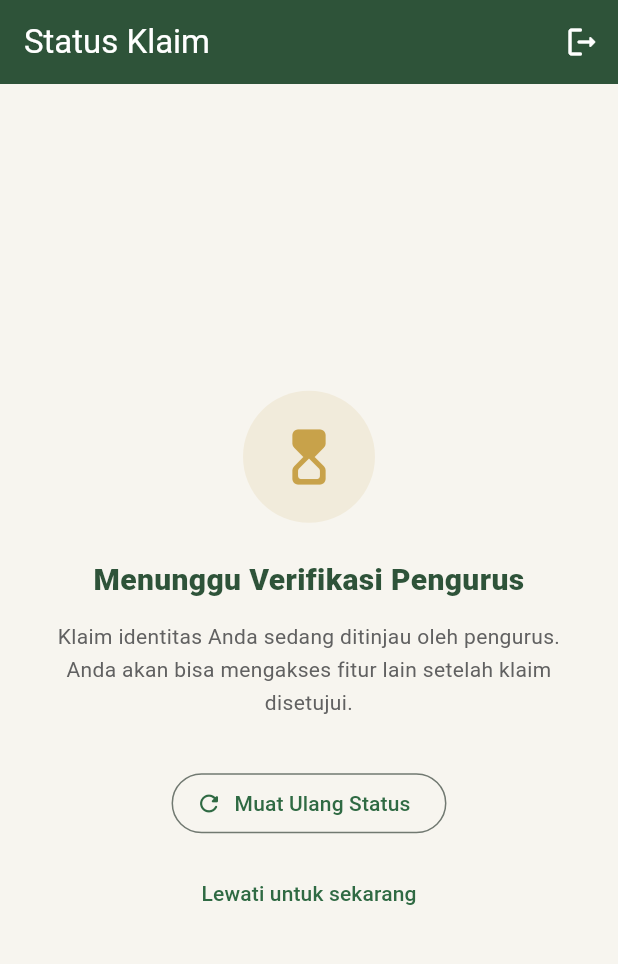
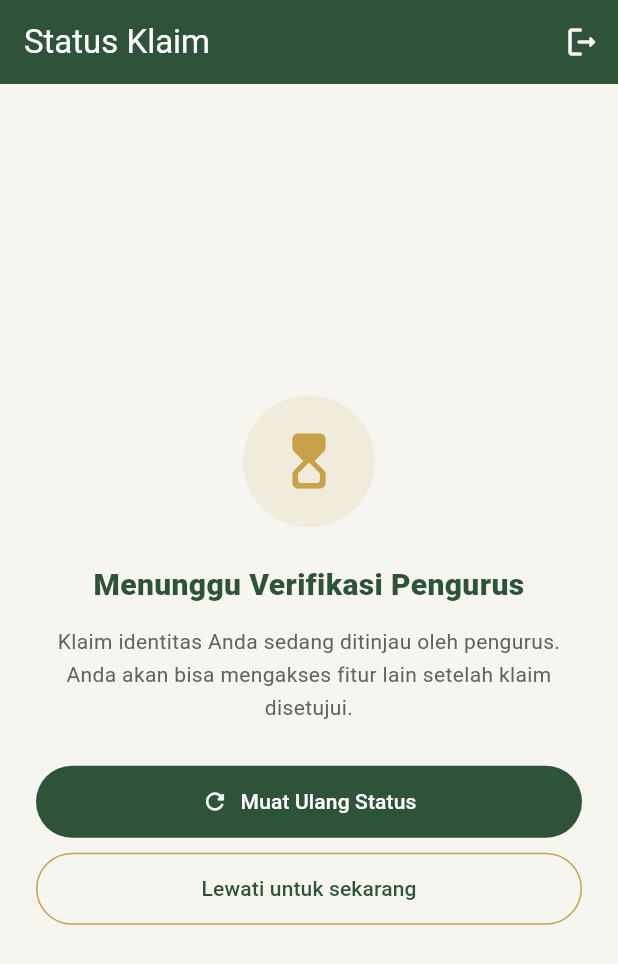
Before and after one commit to rofianto507/TaromboMobile, a Flutter app: the KlaimPendingScreen screen opened by its route, on a phone screen of 412 x 824 dp. Shown: the top 964 px of the screen. Run offline on Flutter 3.47's test engine with Material 3 defaults, Android fonts, the phone set to English and light mode, and no system bars; our stand-ins replace cached_network_image, dio, file_picker, firebase_core, firebase_messaging, flutter_local_notifications and 10 more; missing offline and left inert: graphview; accounts and stored records are empty.

Commit message:
feat: Update KlaimPendingScreen layout for improved responsiveness and user interaction

```diff
--- a/lib/features/klaim/presentation/screens/klaim_pending_screen.dart
+++ b/lib/features/klaim/presentation/screens/klaim_pending_screen.dart
@@ -84,6 +84,8 @@ class KlaimPendingScreen extends ConsumerWidget {
             child: Center(
               child: Padding(
                 padding: const EdgeInsets.all(24),
+                child: ConstrainedBox(
+                  constraints: const BoxConstraints(maxWidth: 420),
                   child: Column(
                     mainAxisSize: MainAxisSize.min,
                     children: [
@@ -139,45 +141,82 @@ class KlaimPendingScreen extends ConsumerWidget {
                           height: 1.6,
                         ),
                       ),
-                    const SizedBox(height: 32),
+                      const SizedBox(height: 28),
+                      // Satu kelompok aksi selebar kartu, berurutan menurut
+                      // kepentingan: utama -> sekunder -> pembatalan (paling tenang).
+                      SizedBox(
+                        width: double.infinity,
+                        child: Column(
+                          crossAxisAlignment: CrossAxisAlignment.stretch,
+                          children: [
                             if (isDitolak)
                               FilledButton.icon(
                                 style: FilledButton.styleFrom(
                                   backgroundColor: _kGreen1,
+                                  padding: const EdgeInsets.symmetric(
+                                    vertical: 14,
+                                  ),
                                 ),
                                 onPressed: () => context.go('/klaim'),
                                 icon: const Icon(Icons.refresh_rounded),
                                 label: const Text('Ajukan Ulang'),
                               )
                             else
-                      OutlinedButton.icon(
-                        onPressed: () => ref.invalidate(klaimNotifierProvider),
+                              FilledButton.icon(
+                                style: FilledButton.styleFrom(
+                                  backgroundColor: _kGreen1,
+                                  padding: const EdgeInsets.symmetric(
+                                    vertical: 14,
+                                  ),
+                                ),
+                                onPressed: () =>
+                                    ref.invalidate(klaimNotifierProvider),
                                 icon: const Icon(Icons.refresh_rounded),
                                 label: const Text('Muat Ulang Status'),
                               ),
-                    if (!isDitolak && info?.klaimId != null) ...[
-                      const SizedBox(height: 8),
-                      TextButton.icon(
-                        style: TextButton.styleFrom(
-                          foregroundColor: Colors.red.shade700,
+                            const SizedBox(height: 10),
+                            OutlinedButton(
+                              style: OutlinedButton.styleFrom(
+                                foregroundColor: _kGreen1,
+                                side: const BorderSide(color: _kGold),
+                                padding: const EdgeInsets.symmetric(
+                                  vertical: 14,
                                 ),
-                        onPressed: () => _batalkan(context, ref, info!),
-                        icon: const Icon(Icons.close_rounded),
-                        label: const Text('Batalkan Pengajuan'),
                               ),
-                    ],
-                    const SizedBox(height: 12),
-                    TextButton(
                               onPressed: () {
                                 ref
-                                .read(klaimReminderDismissedProvider.notifier)
+                                        .read(
+                                          klaimReminderDismissedProvider
+                                              .notifier,
+                                        )
                                         .state =
                                     true;
                                 context.go('/home');
                               },
                               child: const Text('Lewati untuk sekarang'),
                             ),
+                            if (!isDitolak && info?.klaimId != null) ...[
+                              const SizedBox(height: 18),
+                              Divider(height: 1, color: Colors.grey.shade300),
+                              const SizedBox(height: 6),
+                              TextButton.icon(
+                                style: TextButton.styleFrom(
+                                  foregroundColor: Colors.red.shade700,
+                                ),
+                                onPressed: () => _batalkan(context, ref, info),
+                                icon: const Icon(Icons.close_rounded, size: 18),
+                                label: Text(
+                                  info!.banding
+                                      ? 'Batalkan Banding'
+                                      : 'Batalkan Pengajuan',
+                                ),
+                              ),
                             ],
+                          ],
+                        ),
+                      ),
+                    ],
+                  ),
                 ),
               ),
             ),
```
Lines whose indentation alone changed are shown as unchanged.
